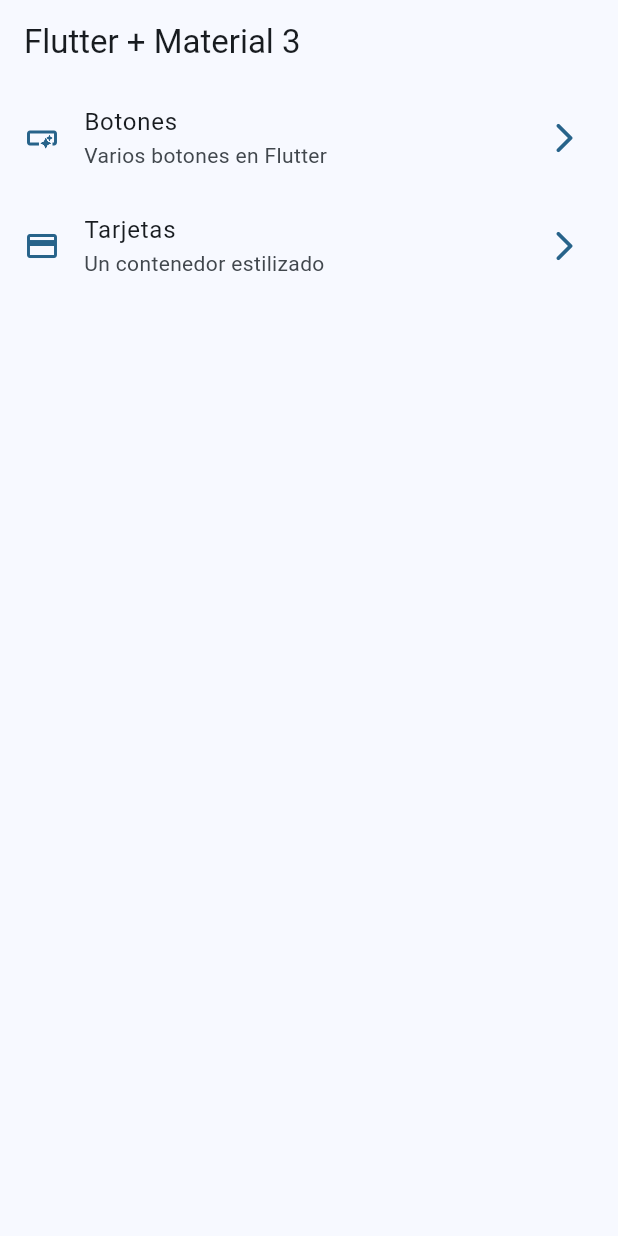
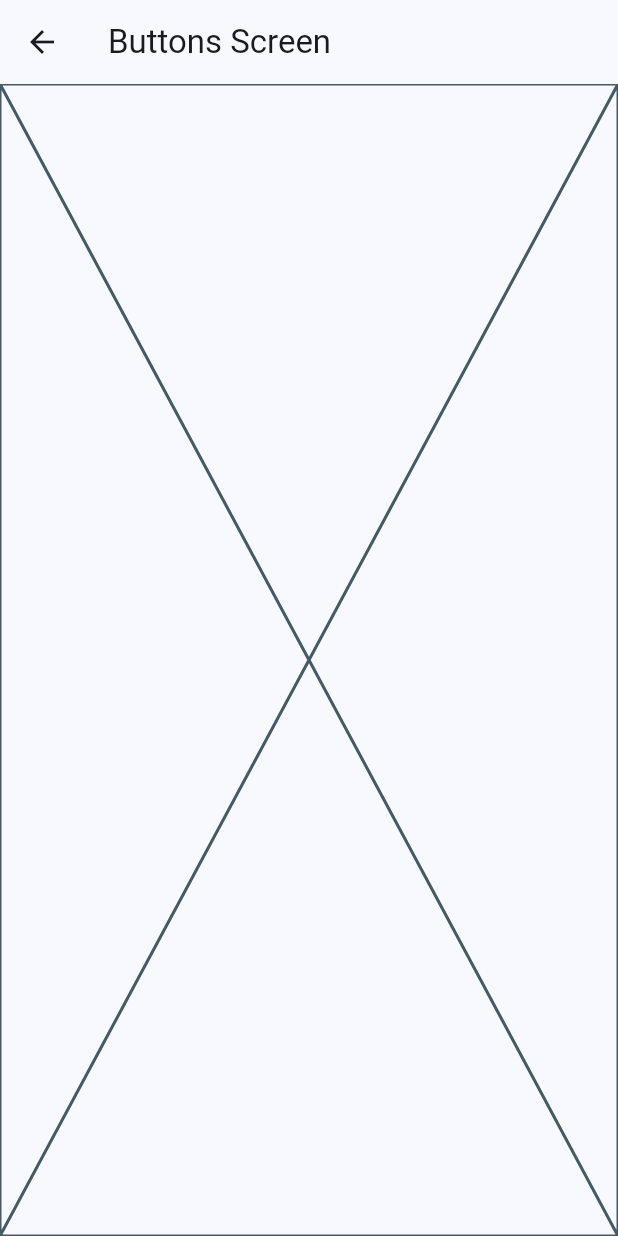
Before and after one commit to javikuma/widgets_app, a Flutter app: the screen it shows after launch, after a tap on "Botones", on a phone screen of 412 x 824 dp. Run offline on Flutter 3.47's test engine with Material 3 defaults, Android fonts, the phone set to English and light mode, and no system bars.

```diff
--- a/lib/config/menu/menu_items.dart
+++ b/lib/config/menu/menu_items.dart
@@ -23,6 +23,6 @@ const appMenuItems = <MenuItem>[
   MenuItem(
       title: 'Tarjetas',
       subtitle: 'Un contenedor estilizado',
-      link: '/card',
+      link: '/cards',
       icon: Icons.credit_card),
 ];
--- a/lib/main.dart
+++ b/lib/main.dart
@@ -1,5 +1,7 @@
 import 'package:flutter/material.dart';
 import 'package:widgets_app/config/theme/app_theme.dart';
+import 'package:widgets_app/presentation/screens/buttons/buttons_screen.dart';
+import 'package:widgets_app/presentation/screens/cards/cards_screen.dart';
 import 'package:widgets_app/presentation/screens/home/home_screen.dart';
 
 void main() {
@@ -14,7 +16,11 @@ class MainApp extends StatelessWidget {
     return MaterialApp(
       debugShowCheckedModeBanner: false,
       theme: AppTheme(selectedColor: 15).getTheme(),
-      home: const HomeScreen()
+      home: const HomeScreen(),
+      routes: {
+        '/buttons': (context) => const ButtonsScreen(),
+        '/cards': (context) => const CardsScreen(),
+      }
     );
   }
 }
--- /dev/null
+++ b/lib/presentation/screens/buttons/buttons_screen.dart
@@ -0,0 +1,15 @@
+import 'package:flutter/material.dart';
+
+class ButtonsScreen extends StatelessWidget {
+  const ButtonsScreen({super.key});
+
+  @override
+  Widget build(BuildContext context) {
+    return Scaffold(
+      appBar: AppBar(
+        title: const Text('Buttons Screen'),
+      ),
+      body: const Placeholder(),
+    );
+  }
+}
--- a/lib/presentation/screens/home/home_screen.dart
+++ b/lib/presentation/screens/home/home_screen.dart
@@ -1,5 +1,6 @@
 import 'package:flutter/material.dart';
 import 'package:widgets_app/config/menu/menu_items.dart';
+import 'package:widgets_app/presentation/screens/buttons/buttons_screen.dart';
 
 class HomeScreen extends StatelessWidget {
   const HomeScreen({super.key});
@@ -49,7 +50,18 @@ class _CustomListTile extends StatelessWidget {
       title: Text(menuItem.title),
       subtitle: Text(menuItem.subtitle),
       onTap: () {
-        // TODO: navegar a otra pantalla
+
+        //----------- Forma 1
+        // Navigator.of(context).push(
+        //   MaterialPageRoute(
+        //     builder: (context) => const ButtonsScreen(),
+        //   ),
+        // );
+        // ---------- Forma 2
+        // Navigator.pushNamed(context, menuItem.link);
+        // ---------- Forma 3
+        Navigator.of(context).pushNamed(menuItem.link);
+
       },
     );
   }
```
Also changed, not shown: lib/presentation/screens/cards/cards_screen.dart (added, +15 -0 lines).
